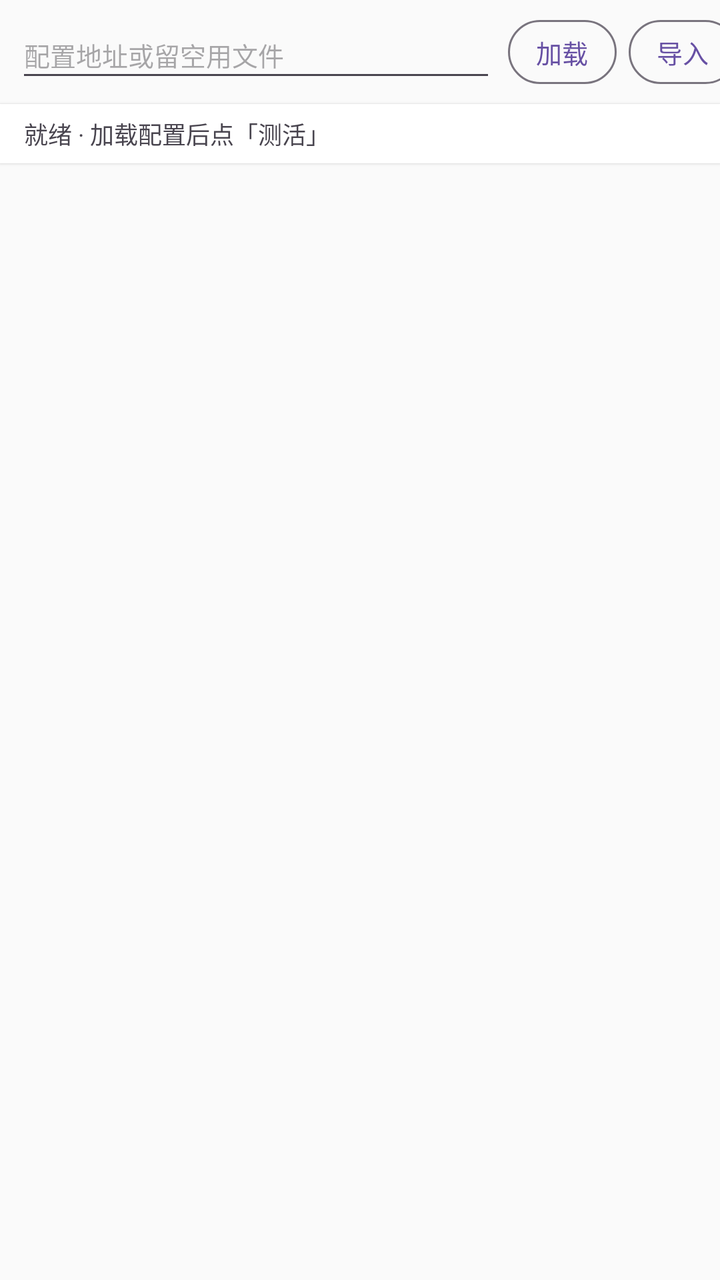
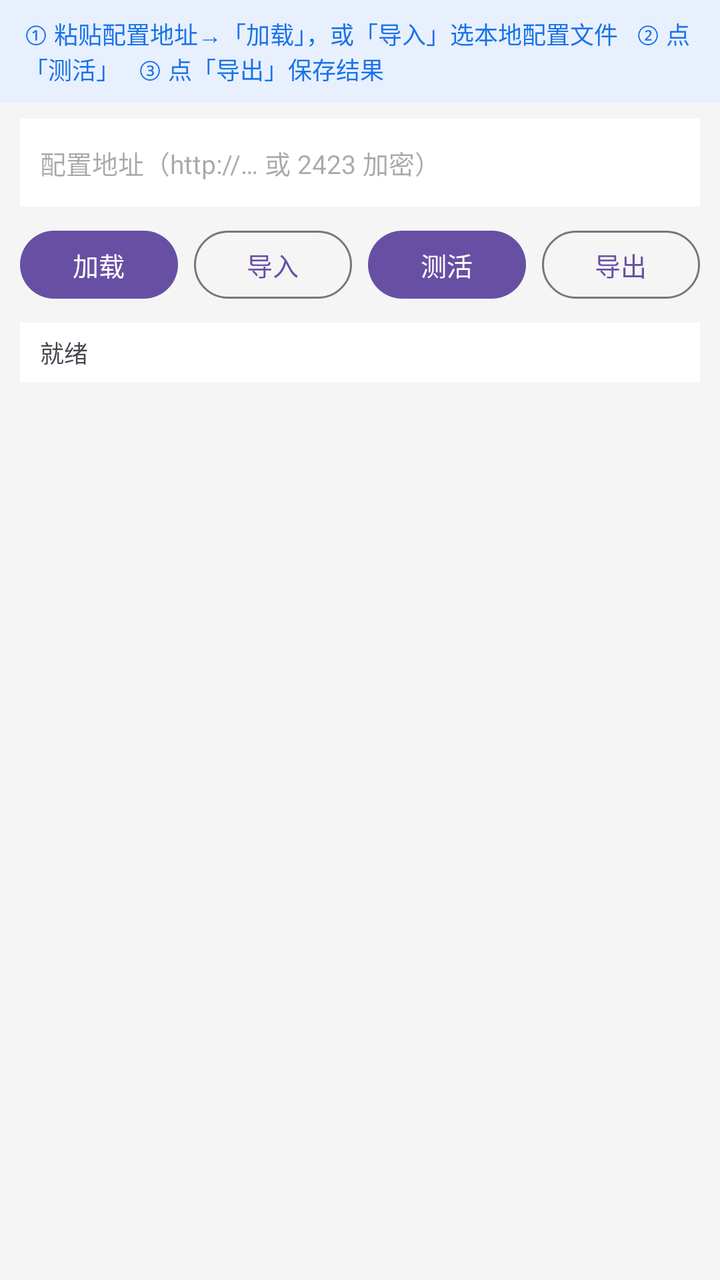

An Android layout rendered at two revisions. The XML below is the earlier revision; the diff shows what the commit changed to produce the second picture.
<!-- AndroidManifest.xml: application theme Theme.Check -->
<!-- res/layout/activity_main.xml -->
<?xml version="1.0" encoding="utf-8"?>
<LinearLayout xmlns:android="http://schemas.android.com/apk/res/android"
    android:layout_width="match_parent"
    android:layout_height="match_parent"
    android:orientation="vertical"
    android:background="#FAFAFA">

    
    <HorizontalScrollView
        android:layout_width="match_parent"
        android:layout_height="wrap_content"
        android:scrollbars="none"
        android:fillViewport="true">

        <LinearLayout
            android:layout_width="wrap_content"
            android:layout_height="wrap_content"
            android:orientation="horizontal"
            android:paddingHorizontal="8dp"
            android:paddingVertical="6dp"
            android:gravity="center_vertical">

            <EditText
                android:id="@+id/etConfig"
                android:layout_width="240dp"
                android:layout_height="40dp"
                android:hint="配置地址或留空用文件"
                android:inputType="textUri"
                android:textSize="13sp"
                android:maxLines="1"
                android:imeOptions="actionDone" />

            <Button
                android:id="@+id/btnLoad"
                style="?attr/materialButtonOutlinedStyle"
                android:layout_width="wrap_content"
                android:layout_height="40dp"
                android:layout_marginStart="6dp"
                android:minWidth="0dp"
                android:paddingHorizontal="14dp"
                android:text="加载"
                android:textSize="13sp" />

            <Button
                android:id="@+id/btnImport"
                style="?attr/materialButtonOutlinedStyle"
                android:layout_width="wrap_content"
                android:layout_height="40dp"
                android:layout_marginStart="6dp"
                android:minWidth="0dp"
                android:paddingHorizontal="14dp"
                android:text="导入"
                android:textSize="13sp" />

            <Button
                android:id="@+id/btnRun"
                android:layout_width="wrap_content"
                android:layout_height="40dp"
                android:layout_marginStart="6dp"
                android:minWidth="0dp"
                android:paddingHorizontal="14dp"
                android:text="测活"
                android:textSize="13sp" />

            <Button
                android:id="@+id/btnExport"
                style="?attr/materialButtonOutlinedStyle"
                android:layout_width="wrap_content"
                android:layout_height="40dp"
                android:layout_marginStart="6dp"
                android:minWidth="0dp"
                android:paddingHorizontal="14dp"
                android:text="导出"
                android:textSize="13sp" />
        </LinearLayout>
    </HorizontalScrollView>

    <TextView
        android:id="@+id/tvProgress"
        android:layout_width="match_parent"
        android:layout_height="wrap_content"
        android:background="#FFFFFF"
        android:paddingHorizontal="12dp"
        android:paddingVertical="6dp"
        android:elevation="1dp"
        android:text="就绪 · 加载配置后点「测活」"
        android:textSize="12sp" />

    <androidx.recyclerview.widget.RecyclerView
        android:id="@+id/recycler"
        android:layout_width="match_parent"
        android:layout_height="0dp"
        android:layout_weight="1"
        android:clipToPadding="false"
        android:paddingBottom="8dp" />
</LinearLayout>
<!-- resources referenced by this layout -->
<resources>
  <style name="Theme.Check" parent="Theme.Material3.DayNight.NoActionBar">
          <item name="android:statusBarColor">@android:color/black</item>
      </style>
</resources>

<!-- the commit's change to res/layout/activity_main.xml (unified diff, before → after) -->
@@ -1,96 +1,108 @@
 <?xml version="1.0" encoding="utf-8"?>
 <LinearLayout xmlns:android="http://schemas.android.com/apk/res/android"
+    android:id="@+id/root"
     android:layout_width="match_parent"
     android:layout_height="match_parent"
     android:orientation="vertical"
-    android:background="#FAFAFA">
+    android:background="#F5F5F5">
 
     
-    <HorizontalScrollView
+    <TextView
+        android:id="@+id/tvHint"
         android:layout_width="match_parent"
         android:layout_height="wrap_content"
-        android:scrollbars="none"
-        android:fillViewport="true">
+        android:background="#E8F0FE"
+        android:paddingHorizontal="12dp"
+        android:paddingVertical="8dp"
+        android:text="① 粘贴配置地址→「加载」，或「导入」选本地配置文件   ② 点「测活」   ③ 点「导出」保存结果"
+        android:textColor="#1A73E8"
+        android:textSize="12sp" />
 
-        <LinearLayout
-            android:layout_width="wrap_content"
-            android:layout_height="wrap_content"
-            android:orientation="horizontal"
-            android:paddingHorizontal="8dp"
-            android:paddingVertical="6dp"
-            android:gravity="center_vertical">
+    <EditText
+        android:id="@+id/etConfig"
+        android:layout_width="match_parent"
+        android:layout_height="44dp"
+        android:layout_marginHorizontal="10dp"
+        android:layout_marginTop="8dp"
+        android:background="#FFFFFF"
+        android:hint="配置地址（http://… 或 2423 加密）"
+        android:imeOptions="actionDone"
+        android:inputType="textUri"
+        android:maxLines="1"
+        android:paddingHorizontal="10dp"
+        android:textSize="13sp" />
 
-            <EditText
-                android:id="@+id/etConfig"
-                android:layout_width="240dp"
-                android:layout_height="40dp"
-                android:hint="配置地址或留空用文件"
-                android:inputType="textUri"
-                android:textSize="13sp"
-                android:maxLines="1"
-                android:imeOptions="actionDone" />
+    <LinearLayout
+        android:layout_width="match_parent"
+        android:layout_height="wrap_content"
+        android:layout_marginHorizontal="10dp"
+        android:layout_marginTop="8dp"
+        android:orientation="horizontal">
 
-            <Button
-                android:id="@+id/btnLoad"
-                style="?attr/materialButtonOutlinedStyle"
-                android:layout_width="wrap_content"
-                android:layout_height="40dp"
-                android:layout_marginStart="6dp"
-                android:minWidth="0dp"
-                android:paddingHorizontal="14dp"
-                android:text="加载"
-                android:textSize="13sp" />
+        <Button
+            android:id="@+id/btnLoad"
+            android:layout_width="0dp"
+            android:layout_height="42dp"
+            android:layout_weight="1"
+            android:minWidth="0dp"
+            android:paddingHorizontal="0dp"
+            android:text="加载"
+            android:textSize="13sp" />
 
-            <Button
-                android:id="@+id/btnImport"
-                style="?attr/materialButtonOutlinedStyle"
-                android:layout_width="wrap_content"
-                android:layout_height="40dp"
-                android:layout_marginStart="6dp"
-                android:minWidth="0dp"
-                android:paddingHorizontal="14dp"
-                android:text="导入"
-                android:textSize="13sp" />
+        <Button
+            android:id="@+id/btnImport"
+            style="?attr/materialButtonOutlinedStyle"
+            android:layout_width="0dp"
+            android:layout_height="42dp"
+            android:layout_marginStart="8dp"
+            android:layout_weight="1"
+            android:minWidth="0dp"
+            android:paddingHorizontal="0dp"
+            android:text="导入"
+            android:textSize="13sp" />
 
-            <Button
-                android:id="@+id/btnRun"
-                android:layout_width="wrap_content"
-                android:layout_height="40dp"
-                android:layout_marginStart="6dp"
-                android:minWidth="0dp"
-                android:paddingHorizontal="14dp"
-                android:text="测活"
-                android:textSize="13sp" />
+        <Button
+            android:id="@+id/btnRun"
+            android:layout_width="0dp"
+            android:layout_height="42dp"
+            android:layout_marginStart="8dp"
+            android:layout_weight="1"
+            android:minWidth="0dp"
+            android:paddingHorizontal="0dp"
+            android:text="测活"
+            android:textSize="13sp" />
 
-            <Button
-                android:id="@+id/btnExport"
-                style="?attr/materialButtonOutlinedStyle"
-                android:layout_width="wrap_content"
-                android:layout_height="40dp"
-                android:layout_marginStart="6dp"
-                android:minWidth="0dp"
-                android:paddingHorizontal="14dp"
-                android:text="导出"
-                android:textSize="13sp" />
-        </LinearLayout>
-    </HorizontalScrollView>
+        <Button
+            android:id="@+id/btnExport"
+            style="?attr/materialButtonOutlinedStyle"
+            android:layout_width="0dp"
+            android:layout_height="42dp"
+            android:layout_marginStart="8dp"
+            android:layout_weight="1"
+            android:minWidth="0dp"
+            android:paddingHorizontal="0dp"
+            android:text="导出"
+            android:textSize="13sp" />
+    </LinearLayout>
 
     <TextView
         android:id="@+id/tvProgress"
         android:layout_width="match_parent"
         android:layout_height="wrap_content"
+        android:layout_marginHorizontal="10dp"
+        android:layout_marginTop="8dp"
         android:background="#FFFFFF"
-        android:paddingHorizontal="12dp"
+        android:paddingHorizontal="10dp"
         android:paddingVertical="6dp"
-        android:elevation="1dp"
-        android:text="就绪 · 加载配置后点「测活」"
+        android:text="就绪"
         android:textSize="12sp" />
 
     <androidx.recyclerview.widget.RecyclerView
         android:id="@+id/recycler"
         android:layout_width="match_parent"
         android:layout_height="0dp"
+        android:layout_marginTop="6dp"
         android:layout_weight="1"
         android:clipToPadding="false"
-        android:paddingBottom="8dp" />
+        android:paddingBottom="12dp" />
 </LinearLayout>
<!-- resource entries referenced after the edit -->
@@ -1,7 +1,10 @@
 <!-- resources referenced by this layout -->
 <resources>
   <style name="Theme.Check" parent="Theme.Material3.DayNight.NoActionBar">
-          <item name="android:statusBarColor">@android:color/black</item>
+          <item name="android:statusBarColor">@android:color/transparent</item>
+          <item name="android:navigationBarColor">@android:color/transparent</item>
+          <item name="android:windowLightStatusBar">true</item>
+          <item name="android:windowBackground">#F5F5F5</item>
       </style>
 </resources>
 
